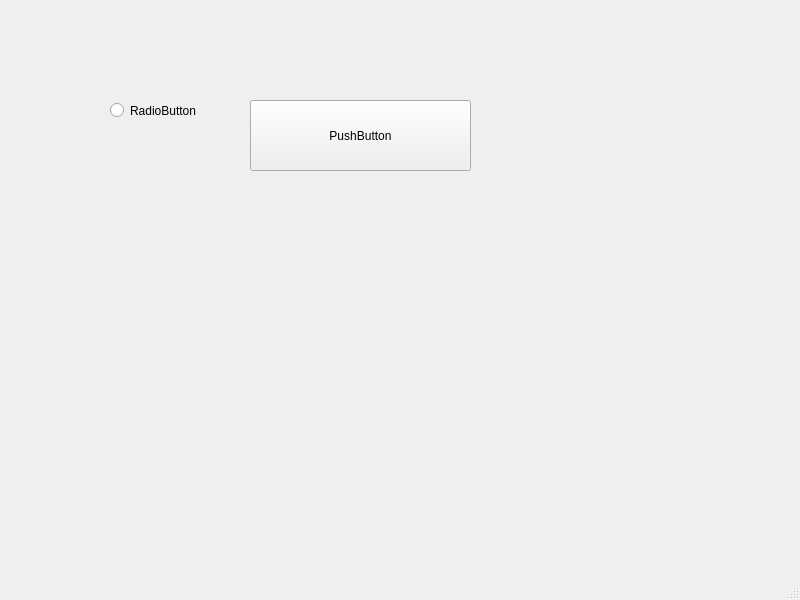
The window that src/mainwindow.ui (viruslobster/AdaptiveControl) describes before a commit, drawn with Qt 5.
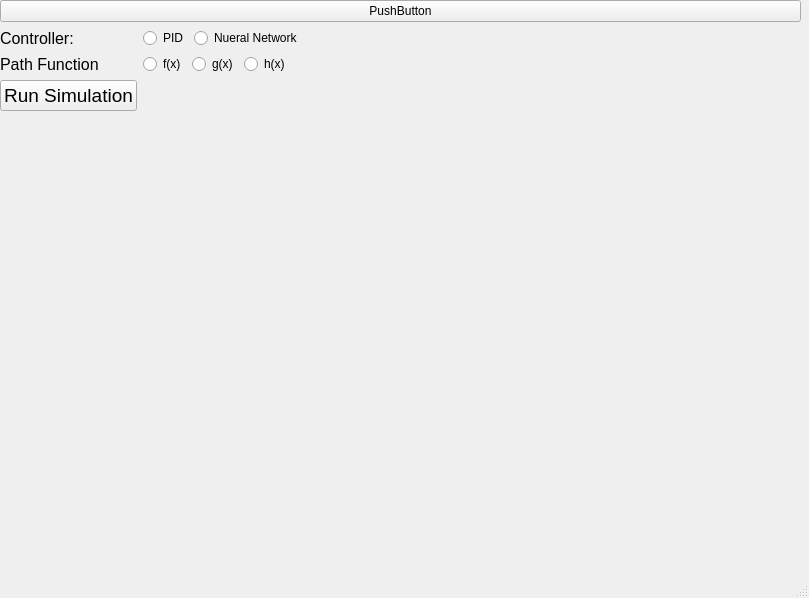
The same window after the commit.

```diff
--- a/src/mainwindow.ui
+++ b/src/mainwindow.ui
@@ -6,39 +6,158 @@
    <rect>
     <x>0</x>
     <y>0</y>
-    <width>800</width>
-    <height>600</height>
+    <width>809</width>
+    <height>598</height>
    </rect>
   </property>
+  <property name="sizePolicy">
+   <sizepolicy hsizetype="Maximum" vsizetype="Preferred">
+    <horstretch>0</horstretch>
+    <verstretch>0</verstretch>
+   </sizepolicy>
+  </property>
   <property name="windowTitle">
    <string>MainWindow</string>
   </property>
   <widget class="QWidget" name="centralwidget">
-   <widget class="QPushButton" name="pushButton">
+   <widget class="QWidget" name="verticalLayoutWidget">
     <property name="geometry">
      <rect>
-      <x>250</x>
-      <y>100</y>
-      <width>221</width>
-      <height>71</height>
+      <x>0</x>
+      <y>0</y>
+      <width>801</width>
+      <height>501</height>
      </rect>
     </property>
-    <property name="text">
-     <string>PushButton</string>
-    </property>
-   </widget>
-   <widget class="QRadioButton" name="radioButton">
-    <property name="geometry">
-     <rect>
-      <x>110</x>
-      <y>90</y>
-      <width>111</width>
-      <height>41</height>
-     </rect>
-    </property>
-    <property name="text">
-     <string>RadioButton</string>
-    </property>
+    <layout class="QVBoxLayout" name="verticalLayout">
+     <property name="sizeConstraint">
+      <enum>QLayout::SetDefaultConstraint</enum>
+     </property>
+     <item>
+      <widget class="QPushButton" name="pushButton">
+       <property name="text">
+        <string>PushButton</string>
+       </property>
+      </widget>
+     </item>
+     <item>
+      <layout class="QFormLayout" name="formLayout">
+       <property name="fieldGrowthPolicy">
+        <enum>QFormLayout::AllNonFixedFieldsGrow</enum>
+       </property>
+       <item row="1" column="0">
+        <widget class="QLabel" name="controllerLabel">
+         <property name="font">
+          <font>
+           <pointsize>12</pointsize>
+          </font>
+         </property>
+         <property name="text">
+          <string>Controller:</string>
+         </property>
+        </widget>
+       </item>
+       <item row="1" column="1">
+        <layout class="QHBoxLayout" name="horizontalLayout_3">
+         <item>
+          <widget class="QRadioButton" name="radioButton_2">
+           <property name="font">
+            <font>
+             <pointsize>9</pointsize>
+            </font>
+           </property>
+           <property name="text">
+            <string>PID</string>
+           </property>
+          </widget>
+         </item>
+         <item>
+          <widget class="QRadioButton" name="radioButton">
+           <property name="text">
+            <string>Nueral Network</string>
+           </property>
+          </widget>
+         </item>
+         <item>
+          <spacer name="horizontalSpacer">
+           <property name="orientation">
+            <enum>Qt::Horizontal</enum>
+           </property>
+           <property name="sizeHint" stdset="0">
+            <size>
+             <width>40</width>
+             <height>20</height>
+            </size>
+           </property>
+          </spacer>
+         </item>
+        </layout>
+       </item>
+       <item row="2" column="0">
+        <widget class="QLabel" name="label">
+         <property name="font">
+          <font>
+           <pointsize>12</pointsize>
+          </font>
+         </property>
+         <property name="text">
+          <string>Path Function</string>
+         </property>
+        </widget>
+       </item>
+       <item row="2" column="1">
+        <layout class="QHBoxLayout" name="horizontalLayout_4">
+         <item>
+          <widget class="QRadioButton" name="radioButton_4">
+           <property name="text">
+            <string>f(x)</string>
+           </property>
+          </widget>
+         </item>
+         <item>
+          <widget class="QRadioButton" name="radioButton_3">
+           <property name="text">
+            <string>g(x)</string>
+           </property>
+          </widget>
+         </item>
+         <item>
+          <widget class="QRadioButton" name="radioButton_5">
+           <property name="text">
+            <string>h(x)</string>
+           </property>
+          </widget>
+         </item>
+         <item>
+          <spacer name="horizontalSpacer_2">
+           <property name="orientation">
+            <enum>Qt::Horizontal</enum>
+           </property>
+           <property name="sizeHint" stdset="0">
+            <size>
+             <width>40</width>
+             <height>20</height>
+            </size>
+           </property>
+          </spacer>
+         </item>
+        </layout>
+       </item>
+       <item row="3" column="0">
+        <widget class="QPushButton" name="pushButton_2">
+         <property name="font">
+          <font>
+           <pointsize>14</pointsize>
+          </font>
+         </property>
+         <property name="text">
+          <string>Run Simulation</string>
+         </property>
+        </widget>
+       </item>
+      </layout>
+     </item>
+    </layout>
    </widget>
   </widget>
   <widget class="QMenuBar" name="menubar">
```
Left out of the diff: 4 changed lines with no effect on the pictures.
